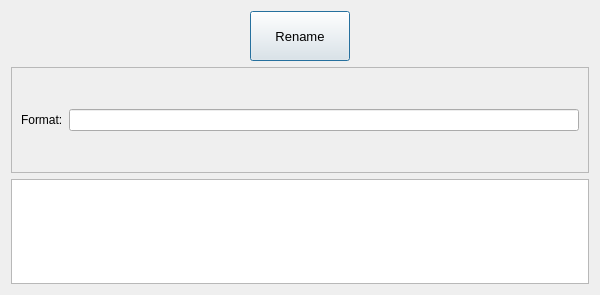
Above: renameDialog.ui from ivareske/TagEditor before the change. Below: the same form after it.
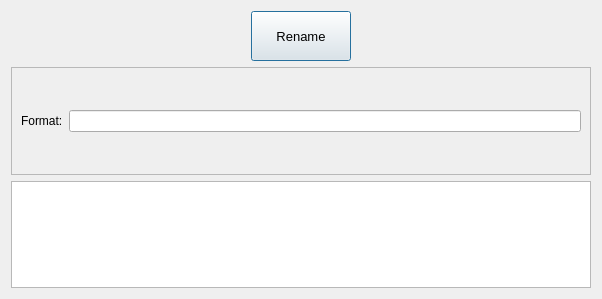
That is the form after the change.

What changed in the file:
```diff
--- a/renameDialog.ui
+++ b/renameDialog.ui
@@ -6,8 +6,8 @@
    <rect>
     <x>0</x>
     <y>0</y>
-    <width>600</width>
-    <height>295</height>
+    <width>602</width>
+    <height>299</height>
    </rect>
   </property>
   <property name="windowTitle">
```
